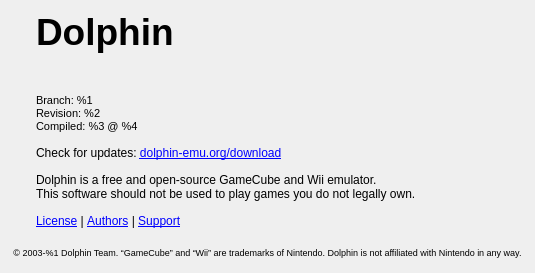
Qt form Source/Core/DolphinQt/AboutDialog.ui (Zopieux/dolphin) before a commit.
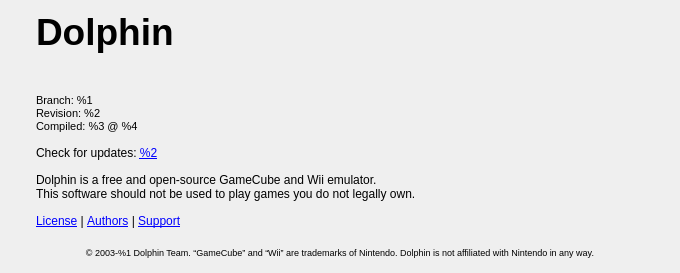
The same form after that commit.

Commit message:
About Dolphin: word wrap, non-i18ned URLs & more padding
- Word wrap enabled on the two sentences of the dialog
- More padding added to the logo to mimic WX behavior
- URLs for the three links are factored into UICommon instead of being
  part of the translation text for easier modification, if needed (both
  in WX and Qt)

What changed in the file:
```diff
--- a/Source/Core/DolphinQt/AboutDialog.ui
+++ b/Source/Core/DolphinQt/AboutDialog.ui
@@ -6,7 +6,7 @@
    <rect>
     <x>0</x>
     <y>0</y>
-    <width>535</width>
+    <width>680</width>
     <height>273</height>
    </rect>
   </property>
@@ -23,7 +23,7 @@
    <item row="5" column="1">
     <widget class="QLabel" name="lblLicenseAuthorsSupport">
      <property name="text">
-      <string>&lt;a href=&quot;https://github.com/dolphin-emu/dolphin/blob/master/license.txt&quot;&gt;License&lt;/a&gt; | &lt;a href=&quot;https://github.com/dolphin-emu/dolphin/graphs/contributors&quot;&gt;Authors&lt;/a&gt; | &lt;a href=&quot;https://forums.dolphin-emu.org/&quot;&gt;Support&lt;/a&gt;</string>
+      <string>&lt;a href=&quot;%1&quot;&gt;License&lt;/a&gt; | &lt;a href=&quot;%2&quot;&gt;Authors&lt;/a&gt; | &lt;a href=&quot;%3&quot;&gt;Support&lt;/a&gt;</string>
      </property>
      <property name="textFormat">
       <enum>Qt::RichText</enum>
@@ -66,11 +66,14 @@
    <item row="3" column="1">
     <widget class="QLabel" name="lblChkForUpdates">
      <property name="text">
-      <string>Check for updates: &lt;a href=&quot;https://dolphin-emu.org/download&quot;&gt;dolphin-emu.org/download&lt;/a&gt;</string>
+      <string>Check for updates: &lt;a href=&quot;%1&quot;&gt;%2&lt;/a&gt;</string>
      </property>
      <property name="textFormat">
       <enum>Qt::RichText</enum>
      </property>
+     <property name="wordWrap">
+      <bool>true</bool>
+     </property>
      <property name="openExternalLinks">
       <bool>true</bool>
      </property>
@@ -109,6 +112,9 @@
      <property name="alignment">
       <set>Qt::AlignCenter</set>
      </property>
+     <property name="wordWrap">
+      <bool>true</bool>
+     </property>
     </widget>
    </item>
    <item row="1" column="1">
@@ -140,6 +146,9 @@
      <property name="textFormat">
       <enum>Qt::PlainText</enum>
      </property>
+     <property name="wordWrap">
+      <bool>true</bool>
+     </property>
     </widget>
    </item>
   </layout>
```
Left out of the diff: 3 changed lines with no effect on the pictures. The commit also changes 4 other files.
